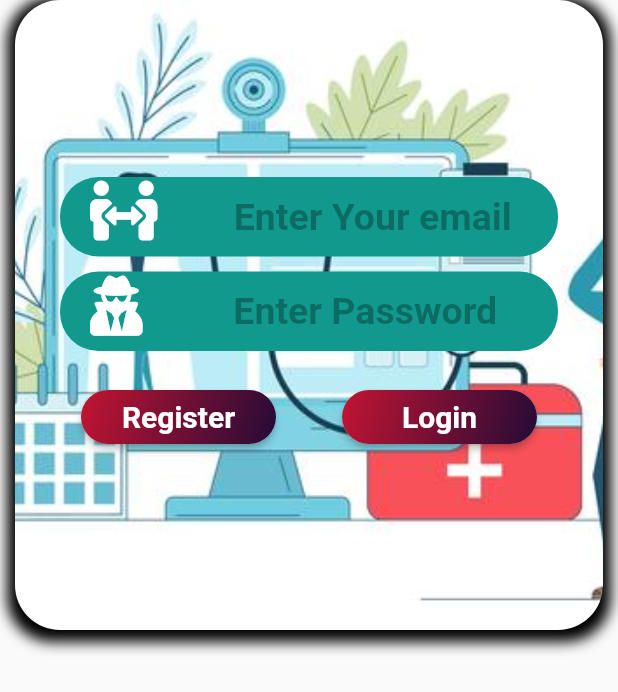
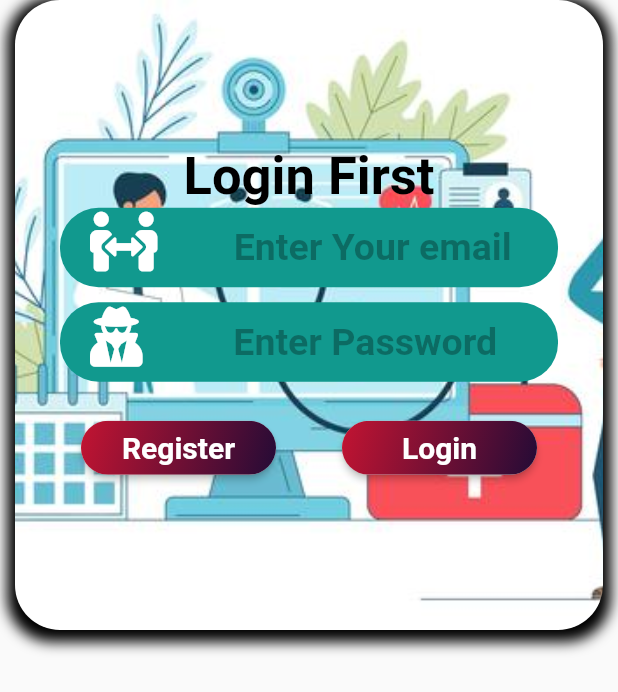
Before and after one commit to RumanBhuiyan/Virtual-Prescriber, a Flutter app: the LoginRegisterForm widget shown alone on an empty page, opened directly, on a phone screen of 412 x 824 dp. Shown: the top 692 px of the screen. Run offline on Flutter 3.47's test engine with Material 2 defaults, Android fonts, the phone set to English and light mode, and no system bars; drawn by our look-alikes of flutter_fadein; our stand-ins replace analog_clock, animated_text_kit, font_awesome_flutter, percent_indicator.

Commit message:
Animate Login or Register Title

```diff
--- a/lib/login_register_form.dart
+++ b/lib/login_register_form.dart
@@ -1,6 +1,7 @@
 import 'package:flutter/material.dart';
 import 'package:flutter_fadein/flutter_fadein.dart';
 import 'package:font_awesome_flutter/font_awesome_flutter.dart';
+import 'package:animated_text_kit/animated_text_kit.dart';
 
 class LoginRegisterForm extends StatefulWidget {
   @override
@@ -42,6 +43,22 @@ class _LoginRegisterFormState extends State<LoginRegisterForm> {
         child: Column(
           mainAxisAlignment: MainAxisAlignment.center,
           children: [
+            SizedBox(
+              width: 250.0,
+              child: TypewriterAnimatedTextKit(
+                repeatForever: true,
+                speed: Duration(milliseconds: 300),
+                text: [
+                  "Login First",
+                ],
+                textStyle: TextStyle(
+                    fontWeight: FontWeight.bold,
+                    fontSize: 35.0,
+                    color: Colors.black),
+                textAlign: TextAlign.center,
+                alignment: AlignmentDirectional.topEnd, // or Alignment.topLeft
+              ),
+            ),
             Container(
               decoration: BoxDecoration(
                 color: Color(0xff11998e),
```
